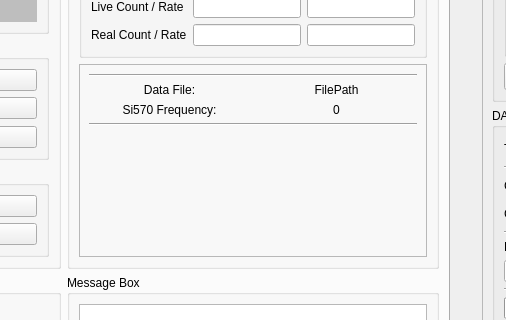
Above: src/FEEControlWidget.ui from HelloUSTC114/FEEBoardGUI-AddDB before the change; both pictures show x 328 to 834 and y 236 to 556 of the 1166 by 938 pixel window. Below: the same form after it.
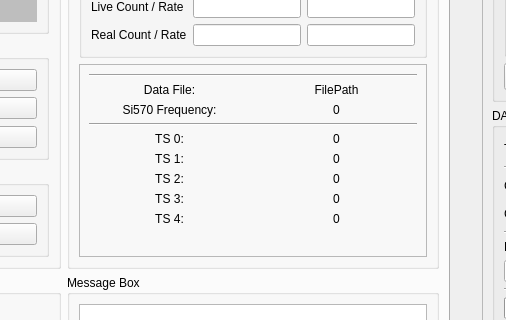
That is the form after the change.

```diff
--- a/src/FEEControlWidget.ui
+++ b/src/FEEControlWidget.ui
@@ -469,6 +469,16 @@
            <enum>QFrame::Raised</enum>
           </property>
           <layout class="QGridLayout" name="gridLayout_17">
+           <item row="5" column="0">
+            <widget class="QLabel" name="label_57">
+             <property name="text">
+              <string>TS 1:</string>
+             </property>
+             <property name="alignment">
+              <set>Qt::AlignCenter</set>
+             </property>
+            </widget>
+           </item>
            <item row="1" column="0">
             <widget class="QLabel" name="label_13">
              <property name="text">
@@ -479,23 +489,6 @@
              </property>
             </widget>
            </item>
-           <item row="3" column="0" colspan="2">
-            <widget class="Line" name="line_18">
-             <property name="orientation">
-              <enum>Qt::Horizontal</enum>
-             </property>
-            </widget>
-           </item>
-           <item row="2" column="0">
-            <widget class="QLabel" name="label_7">
-             <property name="text">
-              <string>Si570 Frequency:</string>
-             </property>
-             <property name="alignment">
-              <set>Qt::AlignCenter</set>
-             </property>
-            </widget>
-           </item>
            <item row="0" column="0" colspan="2">
             <widget class="Line" name="line_17">
              <property name="orientation">
@@ -503,16 +496,6 @@
              </property>
             </widget>
            </item>
-           <item row="2" column="1">
-            <widget class="QLabel" name="lblSi570Out">
-             <property name="text">
-              <string>0</string>
-             </property>
-             <property name="alignment">
-              <set>Qt::AlignCenter</set>
-             </property>
-            </widget>
-           </item>
            <item row="1" column="1">
             <widget class="QLabel" name="lblFileOut">
              <property name="maximumSize">
@@ -529,7 +512,64 @@
              </property>
             </widget>
            </item>
-           <item row="4" column="0" colspan="2">
+           <item row="6" column="0">
+            <widget class="QLabel" name="label_58">
+             <property name="text">
+              <string>TS 2:</string>
+             </property>
+             <property name="alignment">
+              <set>Qt::AlignCenter</set>
+             </property>
+            </widget>
+           </item>
+           <item row="3" column="0" colspan="2">
+            <widget class="Line" name="line_18">
+             <property name="orientation">
+              <enum>Qt::Horizontal</enum>
+             </property>
+            </widget>
+           </item>
+           <item row="4" column="0">
+            <widget class="QLabel" name="label_56">
+             <property name="text">
+              <string>TS 0:</string>
+             </property>
+             <property name="alignment">
+              <set>Qt::AlignCenter</set>
+             </property>
+            </widget>
+           </item>
+           <item row="7" column="0">
+            <widget class="QLabel" name="label_59">
+             <property name="text">
+              <string>TS 3:</string>
+             </property>
+             <property name="alignment">
+              <set>Qt::AlignCenter</set>
+             </property>
+            </widget>
+           </item>
+           <item row="2" column="1">
+            <widget class="QLabel" name="lblSi570Out">
+             <property name="text">
+              <string>0</string>
+             </property>
+             <property name="alignment">
+              <set>Qt::AlignCenter</set>
+             </property>
+            </widget>
+           </item>
+           <item row="2" column="0">
+            <widget class="QLabel" name="label_7">
+             <property name="text">
+              <string>Si570 Frequency:</string>
+             </property>
+             <property name="alignment">
+              <set>Qt::AlignCenter</set>
+             </property>
+            </widget>
+           </item>
+           <item row="9" column="0" colspan="2">
             <spacer name="verticalSpacer_5">
              <property name="orientation">
               <enum>Qt::Vertical</enum>
@@ -542,6 +582,66 @@
              </property>
             </spacer>
            </item>
+           <item row="8" column="0">
+            <widget class="QLabel" name="label_60">
+             <property name="text">
+              <string>TS 4:</string>
+             </property>
+             <property name="alignment">
+              <set>Qt::AlignCenter</set>
+             </property>
+            </widget>
+           </item>
+           <item row="4" column="1">
+            <widget class="QLabel" name="lblTS0">
+             <property name="text">
+              <string>0</string>
+             </property>
+             <property name="alignment">
+              <set>Qt::AlignCenter</set>
+             </property>
+            </widget>
+           </item>
+           <item row="5" column="1">
+            <widget class="QLabel" name="lblTS1">
+             <property name="text">
+              <string>0</string>
+             </property>
+             <property name="alignment">
+              <set>Qt::AlignCenter</set>
+             </property>
+            </widget>
+           </item>
+           <item row="6" column="1">
+            <widget class="QLabel" name="lblTS2">
+             <property name="text">
+              <string>0</string>
+             </property>
+             <property name="alignment">
+              <set>Qt::AlignCenter</set>
+             </property>
+            </widget>
+           </item>
+           <item row="7" column="1">
+            <widget class="QLabel" name="lblTS3">
+             <property name="text">
+              <string>0</string>
+             </property>
+             <property name="alignment">
+              <set>Qt::AlignCenter</set>
+             </property>
+            </widget>
+           </item>
+           <item row="8" column="1">
+            <widget class="QLabel" name="lblTS4">
+             <property name="text">
+              <string>0</string>
+             </property>
+             <property name="alignment">
+              <set>Qt::AlignCenter</set>
+             </property>
+            </widget>
+           </item>
           </layout>
          </widget>
         </item>
```
